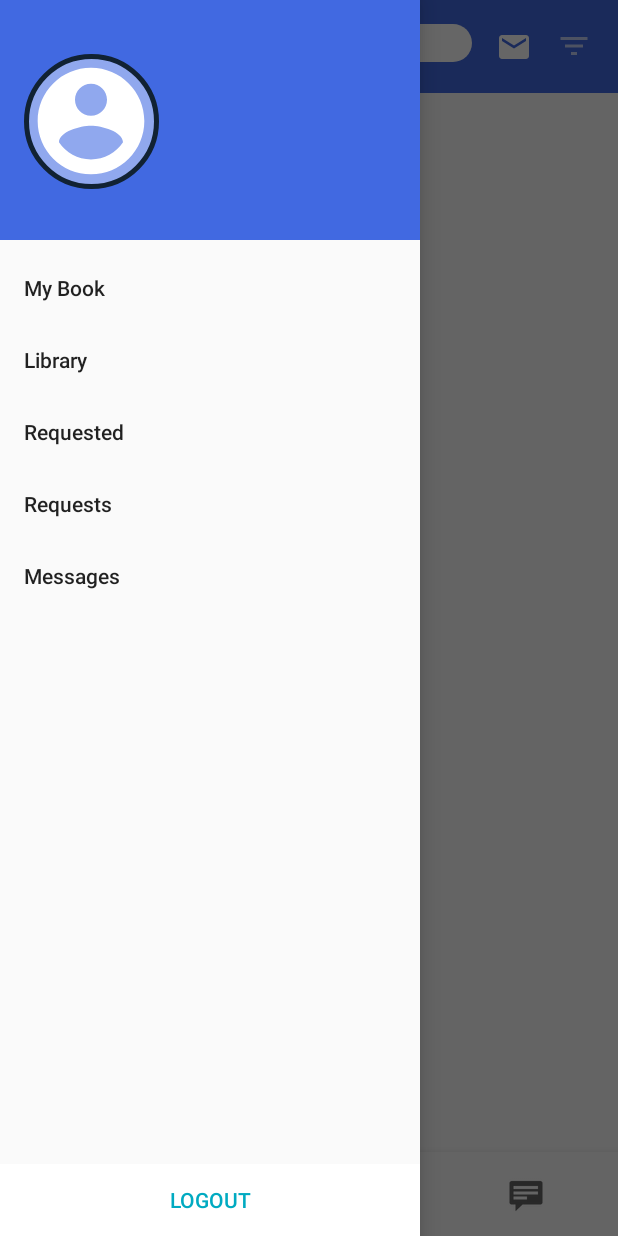
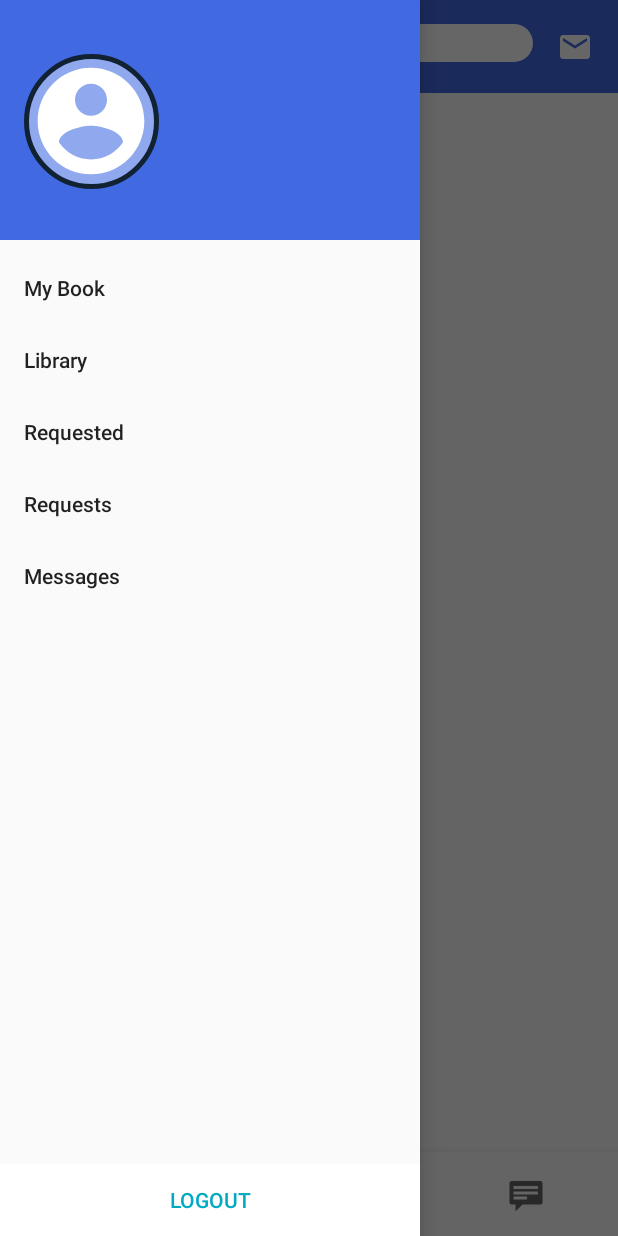
Before and after one commit to CMPUT301F20T28/SushiPlatter, an Android app: the fragment ShareFragment placed in its activity, with the side drawer open, on a phone screen of 412 x 824 dp. Run offline under Robolectric (Android 15) with nearby library versions, the phone set to English and light mode, and no system bars; our stand-ins replace Firebase (no records; nobody signed in at launch, a user with empty details on screens opened directly); libraries missing offline, so code that uses them is left out: com.githang.statusbar; 4 statements that could not run were skipped.

Commit message:
add tool of getting user from database + setting text color + filter menu

```diff
--- a/301pro/app/src/main/java/com/example/a301pro/Utilities/SendMessage.java
+++ b/301pro/app/src/main/java/com/example/a301pro/Utilities/SendMessage.java
@@ -40,9 +40,8 @@ public class SendMessage {
                     DocumentSnapshot document = task.getResult();
                     if (document.exists()) {
                         String UID = (String) document.getData().get("UID");
-                        addMessageToDB(UID ,senderUserName , message);
+                        addMessageToDB(UID, senderUserName, message);
                     }
-                } else {
                 }
             }
         });
@@ -72,6 +71,4 @@ public class SendMessage {
                     }
                 });
     }
-
-
 }
--- a/301pro/app/src/main/res/layout/share_fragment.xml
+++ b/301pro/app/src/main/res/layout/share_fragment.xml
@@ -19,7 +19,7 @@
         android:weightSum="10" >
 
         <Button
-            android:id="@+id/userProfile"
+            android:id="@+id/userhead"
             android:layout_gravity="center_vertical"
             android:layout_width="25dp"
             android:layout_height="30dp"
@@ -50,16 +50,6 @@
             style="?android:attr/borderlessButtonStyle"
             android:src="@drawable/ic_email_black_24dp" />
 
-        <Button
-            android:id="@+id/filter"
-            android:layout_gravity="center_vertical"
-            android:layout_width="25dp"
-            android:layout_height="30dp"
-            android:layout_marginLeft="15dp"
-            android:background="#4169E1"
-            style="?android:attr/borderlessButtonStyle"
-            android:drawableLeft="@drawable/ic_baseline_filter_list_24" />
-
     </LinearLayout>
         <ListView
             android:id="@+id/search_list"
```
Also changed, not shown: 301pro/app/src/main/java/com/example/a301pro/Utilities/FilterMenu.java (added, +27 -0 lines), 301pro/app/src/main/java/com/example/a301pro/Utilities/GetUserFromDB.java (added, +17 -0 lines), 301pro/app/src/main/java/com/example/a301pro/Utilities/SetStatusTextColor.java (added, +33 -0 lines), 301pro/app/src/main/res/layout/register.xml (+6 -3 lines).
